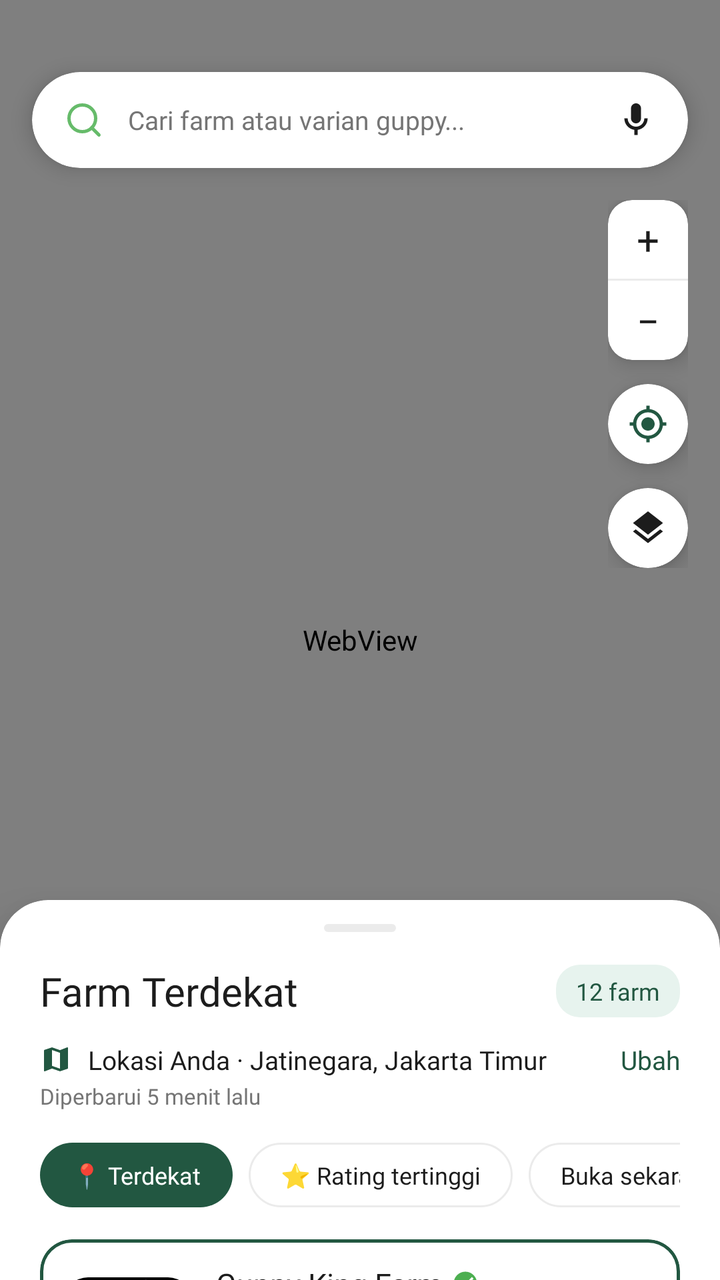
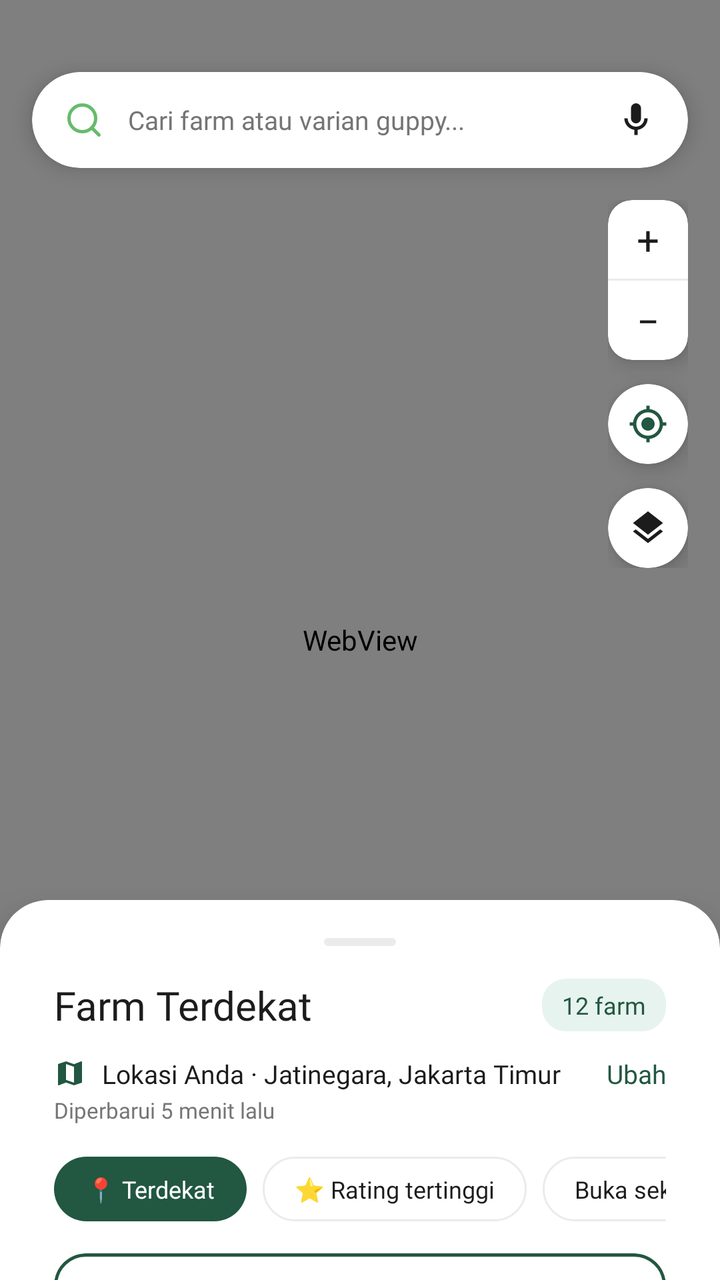

The first picture is an Android layout as it rendered before a commit; the second is the same layout after the commit. The layout source and the unified diff follow.
<!-- AndroidManifest.xml: application theme Theme.GuppyMarketIDN -->
<!-- res/layout/fragment_maps.xml -->
<?xml version="1.0" encoding="utf-8"?>
<androidx.coordinatorlayout.widget.CoordinatorLayout
    xmlns:android="http://schemas.android.com/apk/res/android"
    xmlns:app="http://schemas.android.com/apk/res-auto"
    xmlns:tools="http://schemas.android.com/tools"
    android:id="@+id/main"
    android:layout_width="match_parent"
    android:layout_height="match_parent"
    android:background="#F5F5F5"
    tools:context=".ui.Maps">

    
    <FrameLayout
        android:id="@+id/mapContainer"
        android:layout_width="match_parent"
        android:layout_height="match_parent">

        
        <WebView
            android:id="@+id/webViewMaps"
            android:layout_width="match_parent"
            android:layout_height="match_parent" />

        
        <FrameLayout
            android:layout_width="match_parent"
            android:layout_height="match_parent">

            
            <androidx.cardview.widget.CardView
                android:layout_width="match_parent"
                android:layout_height="48dp"
                android:layout_marginHorizontal="16dp"
                android:layout_marginTop="36dp"
                app:cardCornerRadius="24dp"
                app:cardElevation="6dp"
                app:cardBackgroundColor="@color/white">

                <LinearLayout
                    android:layout_width="match_parent"
                    android:layout_height="match_parent"
                    android:gravity="center_vertical"
                    android:orientation="horizontal"
                    android:paddingHorizontal="16dp">

                    <ImageView
                        android:id="@+id/iconSearch"
                        android:layout_width="20dp"
                        android:layout_height="20dp"
                        android:src="@drawable/search"
                        app:tint="#66BB6A"/>

                    <EditText
                        android:id="@+id/etSearchHome"
                        android:layout_width="0dp"
                        android:layout_height="match_parent"
                        android:layout_weight="1"
                        android:background="@android:color/transparent"
                        android:fontFamily="@font/inter_regular"
                        android:hint="Cari farm atau varian guppy..."
                        android:textColor="@color/guppy_text_black"
                        android:textColorHint="@color/guppy_text_gray"
                        android:paddingStart="12dp"
                        android:singleLine="true"
                        android:textSize="13sp"/>

                    <ImageView
                        android:layout_width="20dp"
                        android:layout_height="20dp"
                        android:src="@drawable/ic_mic"
                        app:tint="@color/guppy_text_black"/>
                </LinearLayout>
            </androidx.cardview.widget.CardView>

            
            <LinearLayout
                android:layout_width="wrap_content"
                android:layout_height="wrap_content"
                android:layout_gravity="end|top"
                android:layout_marginTop="100dp"
                android:layout_marginEnd="16dp"
                android:orientation="vertical">

                
                <androidx.cardview.widget.CardView
                    android:layout_width="40dp"
                    android:layout_height="80dp"
                    app:cardCornerRadius="12dp"
                    app:cardElevation="6dp"
                    app:cardBackgroundColor="@color/white">

                    <LinearLayout
                        android:layout_width="match_parent"
                        android:layout_height="match_parent"
                        android:orientation="vertical"
                        android:gravity="center">

                        <TextView
                            android:id="@+id/btnZoomIn"
                            android:layout_width="match_parent"
                            android:layout_height="0dp"
                            android:layout_weight="1"
                            android:text="+"
                            android:textSize="20sp"
                            android:fontFamily="@font/inter_bold"
                            android:textColor="@color/guppy_text_black"
                            android:gravity="center"
                            android:clickable="true"
                            android:focusable="true"/>

                        <View
                            android:layout_width="match_parent"
                            android:layout_height="1dp"
                            android:background="@color/guppy_stroke"/>

                        <TextView
                            android:id="@+id/btnZoomOut"
                            android:layout_width="match_parent"
                            android:layout_height="0dp"
                            android:layout_weight="1"
                            android:text="−"
                            android:textSize="20sp"
                            android:fontFamily="@font/inter_bold"
                            android:textColor="@color/guppy_text_black"
                            android:gravity="center"
                            android:clickable="true"
                            android:focusable="true"/>
                    </LinearLayout>
                </androidx.cardview.widget.CardView>

                
                <androidx.cardview.widget.CardView
                    android:id="@+id/btnMyLocation"
                    android:layout_width="40dp"
                    android:layout_height="40dp"
                    android:layout_marginTop="12dp"
                    app:cardCornerRadius="20dp"
                    app:cardElevation="6dp"
                    app:cardBackgroundColor="@color/white"
                    android:clickable="true"
                    android:focusable="true">

                    <ImageView
                        android:layout_width="20dp"
                        android:layout_height="20dp"
                        android:layout_gravity="center"
                        android:src="@drawable/ic_my_location"
                        app:tint="@color/guppy_primary"/>
                </androidx.cardview.widget.CardView>

                
                <androidx.cardview.widget.CardView
                    android:layout_width="40dp"
                    android:layout_height="40dp"
                    android:layout_marginTop="12dp"
                    app:cardCornerRadius="20dp"
                    app:cardElevation="6dp"
                    app:cardBackgroundColor="@color/white">

                    <ImageView
                        android:layout_width="20dp"
                        android:layout_height="20dp"
                        android:layout_gravity="center"
                        android:src="@drawable/ic_map_layers"
                        app:tint="@color/guppy_text_black"/>
                </androidx.cardview.widget.CardView>
            </LinearLayout>

        </FrameLayout>
    </FrameLayout>

    
    <androidx.cardview.widget.CardView
        android:id="@+id/bottomSheetFarm"
        android:layout_width="match_parent"
        android:layout_height="wrap_content"
        app:cardCornerRadius="24dp"
        app:cardElevation="16dp"
        app:cardBackgroundColor="@color/white"
        app:behavior_peekHeight="190dp"
        app:behavior_hideable="false"
        app:layout_behavior="com.google.android.material.bottomsheet.BottomSheetBehavior">

        <LinearLayout
            android:layout_width="match_parent"
            android:layout_height="wrap_content"
            android:orientation="vertical"
            android:paddingHorizontal="20dp"
            android:paddingTop="12dp"
            android:paddingBottom="100dp"> 

            
            <View
                android:layout_width="36dp"
                android:layout_height="4dp"
                android:layout_gravity="center_horizontal"
                android:background="@drawable/bg_chip_outline"
                android:backgroundTint="@color/guppy_stroke"/>

            
            <LinearLayout
                android:layout_width="match_parent"
                android:layout_height="wrap_content"
                android:layout_marginTop="16dp"
                android:gravity="center_vertical"
                android:orientation="horizontal">

                <TextView
                    android:layout_width="0dp"
                    android:layout_height="wrap_content"
                    android:layout_weight="1"
                    android:fontFamily="@font/inter_bold"
                    android:text="Farm Terdekat"
                    android:textColor="@color/guppy_text_black"
                    android:textSize="20sp" />

                <TextView
                    android:layout_width="wrap_content"
                    android:layout_height="wrap_content"
                    android:background="@drawable/bg_tag_grade"
                    android:text="12 farm"
                    android:textColor="@color/guppy_primary"
                    android:fontFamily="@font/inter_semi_bold"
                    android:textSize="12sp"
                    android:paddingHorizontal="10dp"
                    android:paddingVertical="5dp"/>
            </LinearLayout>

            
            <LinearLayout
                android:layout_width="match_parent"
                android:layout_height="wrap_content"
                android:layout_marginTop="12dp"
                android:gravity="center_vertical"
                android:orientation="horizontal">

                <ImageView
                    android:layout_width="16dp"
                    android:layout_height="16dp"
                    android:src="@drawable/ic_map_folded"
                    app:tint="@color/guppy_primary"/>

                <TextView
                    android:layout_width="0dp"
                    android:layout_height="wrap_content"
                    android:layout_weight="1"
                    android:layout_marginStart="8dp"
                    android:fontFamily="@font/inter_medium"
                    android:text="Lokasi Anda · Jatinegara, Jakarta Timur"
                    android:textColor="@color/guppy_text_black"
                    android:textSize="13sp" />

                <TextView
                    android:layout_width="wrap_content"
                    android:layout_height="wrap_content"
                    android:fontFamily="@font/inter_bold"
                    android:text="Ubah"
                    android:textColor="@color/guppy_primary"
                    android:textSize="13sp"
                    android:clickable="true"
                    android:focusable="true"/>
            </LinearLayout>

            <TextView
                android:layout_width="wrap_content"
                android:layout_height="wrap_content"
                android:layout_marginTop="2dp"
                android:fontFamily="@font/inter_regular"
                android:text="Diperbarui 5 menit lalu"
                android:textColor="@color/guppy_text_gray"
                android:textSize="11sp"/>

            
            <HorizontalScrollView
                android:layout_width="match_parent"
                android:layout_height="wrap_content"
                android:layout_marginTop="16dp"
                android:scrollbars="none">

                <LinearLayout
                    android:layout_width="wrap_content"
                    android:layout_height="wrap_content"
                    android:orientation="horizontal">

                    
                    <TextView
                        android:layout_width="wrap_content"
                        android:layout_height="wrap_content"
                        android:background="@drawable/bg_filter_green"
                        android:text="📍 Terdekat"
                        android:textColor="@color/white"
                        android:fontFamily="@font/inter_semi_bold"
                        android:textSize="12sp"
                        android:paddingHorizontal="16dp"
                        android:paddingVertical="8dp"
                        android:layout_marginEnd="8dp"/>

                    
                    <TextView
                        android:layout_width="wrap_content"
                        android:layout_height="wrap_content"
                        android:background="@drawable/bg_chip_outline"
                        android:text="⭐ Rating tertinggi"
                        android:textColor="@color/guppy_text_black"
                        android:fontFamily="@font/inter_medium"
                        android:textSize="12sp"
                        android:paddingHorizontal="16dp"
                        android:paddingVertical="8dp"
                        android:layout_marginEnd="8dp"/>

                    
                    <TextView
                        android:layout_width="wrap_content"
                        android:layout_height="wrap_content"
                        android:background="@drawable/bg_chip_outline"
                        android:text="Buka sekarang"
                        android:textColor="@color/guppy_text_black"
                        android:fontFamily="@font/inter_medium"
                        android:textSize="12sp"
                        android:paddingHorizontal="16dp"
                        android:paddingVertical="8dp"/>
                </LinearLayout>
            </HorizontalScrollView>

            
            <com.google.android.material.card.MaterialCardView
                android:layout_width="match_parent"
                android:layout_height="wrap_content"
                android:layout_marginTop="16dp"
                app:cardCornerRadius="16dp"
                app:cardElevation="0dp"
                app:cardBackgroundColor="@color/white"
                app:strokeColor="@color/guppy_primary"
                app:strokeWidth="1.5dp">

                <LinearLayout
                    android:layout_width="match_parent"
                    android:layout_height="wrap_content"
                    android:orientation="horizontal"
                    android:padding="12dp"
                    android:gravity="center_vertical">

                    <androidx.cardview.widget.CardView
                        android:layout_width="64dp"
                        android:layout_height="64dp"
                        app:cardCornerRadius="12dp"
                        app:cardElevation="0dp">

                        <ImageView
                            android:layout_width="match_parent"
                            android:layout_height="match_parent"
                            android:scaleType="centerCrop"
                            android:src="@drawable/skyblue"/>
                    </androidx.cardview.widget.CardView>

                    <LinearLayout
                        android:layout_width="0dp"
                        android:layout_height="wrap_content"
                        android:layout_weight="1"
                        android:layout_marginStart="12dp"
                        android:orientation="vertical">

                        <LinearLayout
                            android:layout_width="wrap_content"
                            android:layout_height="wrap_content"
                            android:gravity="center_vertical"
                            android:orientation="horizontal">

                            <TextView
                                android:layout_width="wrap_content"
                                android:layout_height="wrap_content"
                                android:fontFamily="@font/inter_bold"
                                android:text="Guppy King Farm"
                                android:textColor="@color/guppy_text_black"
                                android:textSize="15sp"/>

                            <ImageView
                                android:layout_width="14dp"
                                android:layout_height="14dp"
                                android:layout_marginStart="4dp"
                                android:src="@drawable/ic_verified_badge"/>
                        </LinearLayout>

                        <TextView
                            android:layout_width="wrap_content"
                            android:layout_height="wrap_content"
                            android:layout_marginTop="2dp"
                            android:fontFamily="@font/inter_medium"
                            android:text="● Buka · tutup 21.00"
                            android:textColor="#2E7D32"
                            android:textSize="11sp"/>

                        <TextView
                            android:layout_width="wrap_content"
                            android:layout_height="wrap_content"
                            android:layout_marginTop="2dp"
                            android:fontFamily="@font/inter_regular"
                            android:text="⭐ 4.9 (318) · 0,8 km · Jatinegara"
                            android:textColor="@color/guppy_text_black"
                            android:textSize="11sp"/>

                        <LinearLayout
                            android:layout_width="wrap_content"
                            android:layout_height="wrap_content"
                            android:layout_marginTop="6dp"
                            android:orientation="horizontal">

                            <TextView
                                android:layout_width="wrap_content"
                                android:layout_height="wrap_content"
                                android:background="@drawable/bg_tag_grade"
                                android:text="150+ varian"
                                android:textColor="@color/guppy_primary"
                                android:fontFamily="@font/inter_medium"
                                android:textSize="10sp"
                                android:paddingHorizontal="6dp"
                                android:paddingVertical="2dp"
                                android:layout_marginEnd="6dp"/>

                            <TextView
                                android:layout_width="wrap_content"
                                android:layout_height="wrap_content"
                                android:background="@drawable/bg_rounded_unselected"
                                android:text="Breeder"
                                android:textColor="@color/guppy_text_gray"
                                android:fontFamily="@font/inter_medium"
                                android:textSize="10sp"
                                android:paddingHorizontal="6dp"
                                android:paddingVertical="2dp"/>
                        </LinearLayout>
                    </LinearLayout>

                    
                    <ImageView
                        android:layout_width="38dp"
                        android:layout_height="38dp"
                        android:background="@drawable/bg_circle_image"
                        android:backgroundTint="@color/guppy_primary"
                        android:src="@drawable/ic_send_nav"
                        android:padding="10dp"
                        app:tint="@color/white"
                        android:clickable="true"
                        android:focusable="true"/>
                </LinearLayout>
            </com.google.android.material.card.MaterialCardView>

            
            <com.google.android.material.card.MaterialCardView
                android:layout_width="match_parent"
                android:layout_height="wrap_content"
                android:layout_marginTop="12dp"
                app:cardCornerRadius="16dp"
                app:cardElevation="0dp"
                app:cardBackgroundColor="@color/white"
                app:strokeColor="@color/guppy_stroke"
                app:strokeWidth="1dp">

                <LinearLayout
                    android:layout_width="match_parent"
                    android:layout_height="wrap_content"
                    android:orientation="horizontal"
                    android:padding="12dp"
                    android:gravity="center_vertical">

                    <androidx.cardview.widget.CardView
                        android:layout_width="64dp"
                        android:layout_height="64dp"
                        app:cardCornerRadius="12dp"
                        app:cardElevation="0dp">

                        <ImageView
                            android:layout_width="match_parent"
                            android:layout_height="match_parent"
                            android:scaleType="centerCrop"
                            android:src="@drawable/platinumrd"/>
                    </androidx.cardview.widget.CardView>

                    <LinearLayout
                        android:layout_width="0dp"
                        android:layout_height="wrap_content"
                        android:layout_weight="1"
                        android:layout_marginStart="12dp"
                        android:orientation="vertical">

                        <TextView
                            android:layout_width="wrap_content"
                            android:layout_height="wrap_content"
                            android:fontFamily="@font/inter_bold"
                            android:text="Aquatic Indo"
                            android:textColor="@color/guppy_text_black"
                            android:textSize="15sp"/>

                        <TextView
                            android:layout_width="wrap_content"
                            android:layout_height="wrap_content"
                            android:layout_marginTop="2dp"
                            android:fontFamily="@font/inter_medium"
                            android:text="Tutup · buka besok 08.00"
                            android:textColor="@color/guppy_text_gray"
                            android:textSize="11sp"/>

                        <TextView
                            android:layout_width="wrap_content"
                            android:layout_height="wrap_content"
                            android:layout_marginTop="2dp"
                            android:fontFamily="@font/inter_regular"
                            android:text="⭐ 4.7 (96) · 2,4 km · Tebet"
                            android:textColor="@color/guppy_text_black"
                            android:textSize="11sp"/>
                    </LinearLayout>

                    
                    <ImageView
                        android:layout_width="32dp"
                        android:layout_height="32dp"
                        android:background="@drawable/bg_circle_image"
                        android:backgroundTint="#F0F0F0"
                        android:src="@drawable/fi_rr_angle_small_right"
                        android:padding="6dp"
                        app:tint="@color/guppy_text_black"
                        android:clickable="true"
                        android:focusable="true"/>
                </LinearLayout>
            </com.google.android.material.card.MaterialCardView>

        </LinearLayout>
    </androidx.cardview.widget.CardView>

</androidx.coordinatorlayout.widget.CoordinatorLayout>
<!-- resources referenced by this layout -->
<resources>
  <color name="guppy_primary">#225741</color>
  <color name="guppy_stroke">#EBEBEB</color>
  <color name="guppy_text_black">#1C1C1C</color>
  <color name="guppy_text_gray">#757575</color>
  <color name="white">#FFFFFFFF</color>
  <!-- drawable bg_chip_outline (drawable) -->
  <?xml version="1.0" encoding="utf-8"?>
  <shape xmlns:android="http://schemas.android.com/apk/res/android">
      <solid android:color="@color/white" />
      <stroke android:width="1dp" android:color="@color/guppy_stroke" />
      <corners android:radius="20dp" />
  </shape>
  <!-- drawable bg_circle_image (drawable) -->
  <?xml version="1.0" encoding="utf-8"?>
  <shape xmlns:android="http://schemas.android.com/apk/res/android" android:shape="oval">
      <solid android:color="@color/guppy_stroke" />
      <stroke android:width="2dp" android:color="@color/guppy_primary" />
  </shape>
  <!-- drawable bg_filter_green (drawable) -->
  <?xml version="1.0" encoding="utf-8"?>
  <shape xmlns:android="http://schemas.android.com/apk/res/android">
      <solid android:color="@color/guppy_primary" />
      <corners android:radius="20dp" />
  </shape>
  <!-- drawable bg_rounded_unselected (drawable) -->
  <?xml version="1.0" encoding="utf-8"?>
  <shape xmlns:android="http://schemas.android.com/apk/res/android">
      <solid android:color="@color/guppy_card_bg" />
      <stroke android:width="1dp" android:color="@color/guppy_stroke" />
      <corners android:radius="12dp" />
  </shape>
  <!-- drawable bg_tag_grade (drawable) -->
  <?xml version="1.0" encoding="utf-8"?>
  <shape xmlns:android="http://schemas.android.com/apk/res/android">
      <solid android:color="@color/guppy_primary_light" />
      <corners android:radius="12dp" />
  </shape>
  <!-- drawable ic_map_layers (drawable) -->
  <vector xmlns:android="http://schemas.android.com/apk/res/android"
      android:width="24dp"
      android:height="24dp"
      android:viewportWidth="24"
      android:viewportHeight="24">
    <path
        android:fillColor="#374957"
        android:pathData="M11.99,18.54l-7.37,-5.73L3,14.07l8.99,7 8.99,-7 -1.63,-1.27 -7.36,5.74zM12,16l7.36,-5.73L21,9l-9,-7 -9,7 1.63,1.27L12,16z"/>
  </vector>
  <!-- drawable ic_send_nav (drawable) -->
  <vector xmlns:android="http://schemas.android.com/apk/res/android"
      android:width="24dp"
      android:height="24dp"
      android:viewportWidth="24"
      android:viewportHeight="24">
    <path
        android:fillColor="#ffffff"
        android:pathData="M2.01,21L23,12 2.01,3 2,10l15,2 -15,2z"/>
  </vector>
  <!-- drawable ic_verified_badge (drawable) -->
  <vector xmlns:android="http://schemas.android.com/apk/res/android"
      android:width="16dp"
      android:height="16dp"
      android:viewportWidth="24"
      android:viewportHeight="24">
    <path
        android:fillColor="#4CAF50"
        android:pathData="M12,2C6.48,2 2,6.48 2,12s4.48,10 10,10 10,-4.48 10,-10S17.52,2 12,2zM10,17l-5,-5 1.41,-1.41L10,14.17l7.59,-7.59L19,8l-9,9z"/>
  </vector>
  <style name="Theme.GuppyMarketIDN" parent="Base.Theme.GuppyMarketIDN" />
  <color name="guppy_card_bg">#FFFFFF</color>
  <color name="guppy_primary_light">#E7F3EE</color>
  <style name="Base.Theme.GuppyMarketIDN" parent="Theme.Material3.Light.NoActionBar">
          <item name="colorPrimary">@color/guppy_primary</item>
          <item name="colorOnPrimary">@color/white</item>
          <item name="android:textColorPrimary">@color/guppy_text_black</item>
          <item name="android:textColorSecondary">@color/guppy_text_gray</item>
          <item name="android:windowBackground">@color/guppy_background</item>
      </style>
  <color name="guppy_background">#F7F7F7</color>
  <!-- unchanged entries left out for length: 7 -->
</resources>

<!-- the commit's change to res/layout/fragment_maps.xml (unified diff, before → after) -->
@@ -170,13 +170,14 @@
     </FrameLayout>
 
     
-    <androidx.cardview.widget.CardView
+    <com.google.android.material.card.MaterialCardView
         android:id="@+id/bottomSheetFarm"
         android:layout_width="match_parent"
         android:layout_height="wrap_content"
-        app:cardCornerRadius="24dp"
+        app:shapeAppearanceOverlay="@style/TopRoundedCardStyle"
         app:cardElevation="16dp"
         app:cardBackgroundColor="@color/white"
+        app:strokeWidth="0dp"
         app:behavior_peekHeight="190dp"
         app:behavior_hideable="false"
         app:layout_behavior="com.google.android.material.bottomsheet.BottomSheetBehavior">
@@ -524,6 +525,6 @@
             </com.google.android.material.card.MaterialCardView>
 
         </LinearLayout>
-    </androidx.cardview.widget.CardView>
+    </com.google.android.material.card.MaterialCardView>
 
 </androidx.coordinatorlayout.widget.CoordinatorLayout>
<!-- resource entries referenced after the edit -->
@@ -67,6 +67,12 @@
         android:fillColor="#4CAF50"
         android:pathData="M12,2C6.48,2 2,6.48 2,12s4.48,10 10,10 10,-4.48 10,-10S17.52,2 12,2zM10,17l-5,-5 1.41,-1.41L10,14.17l7.59,-7.59L19,8l-9,9z"/>
   </vector>
+  <style name="TopRoundedCardStyle">
+          <item name="cornerSizeTopLeft">24dp</item>
+          <item name="cornerSizeTopRight">24dp</item>
+          <item name="cornerSizeBottomLeft">0dp</item>
+          <item name="cornerSizeBottomRight">0dp</item>
+      </style>
   <style name="Theme.GuppyMarketIDN" parent="Base.Theme.GuppyMarketIDN" />
   <color name="guppy_card_bg">#FFFFFF</color>
   <color name="guppy_primary_light">#E7F3EE</color>
